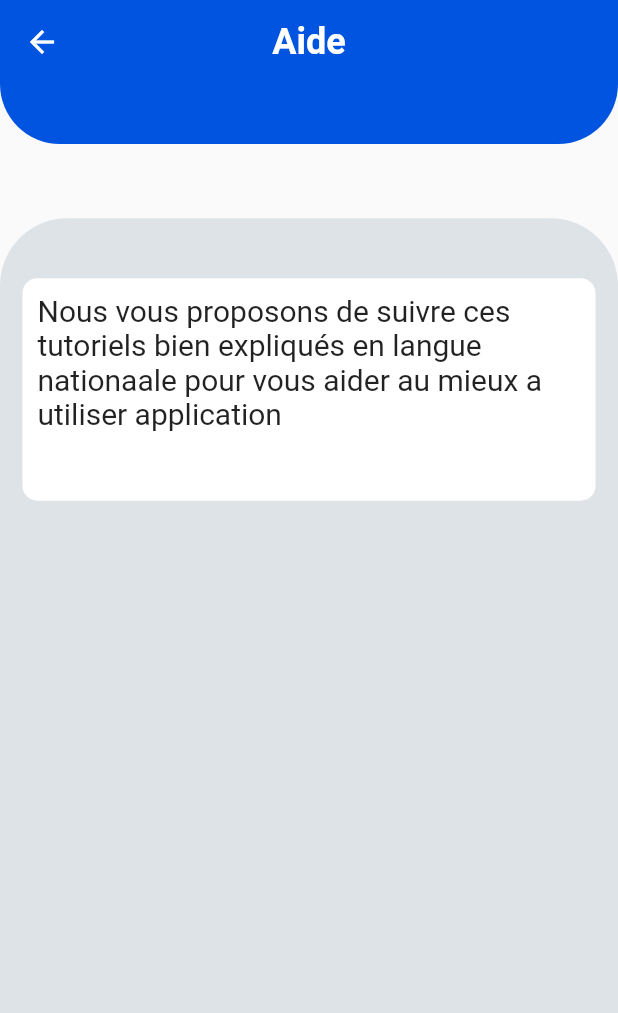
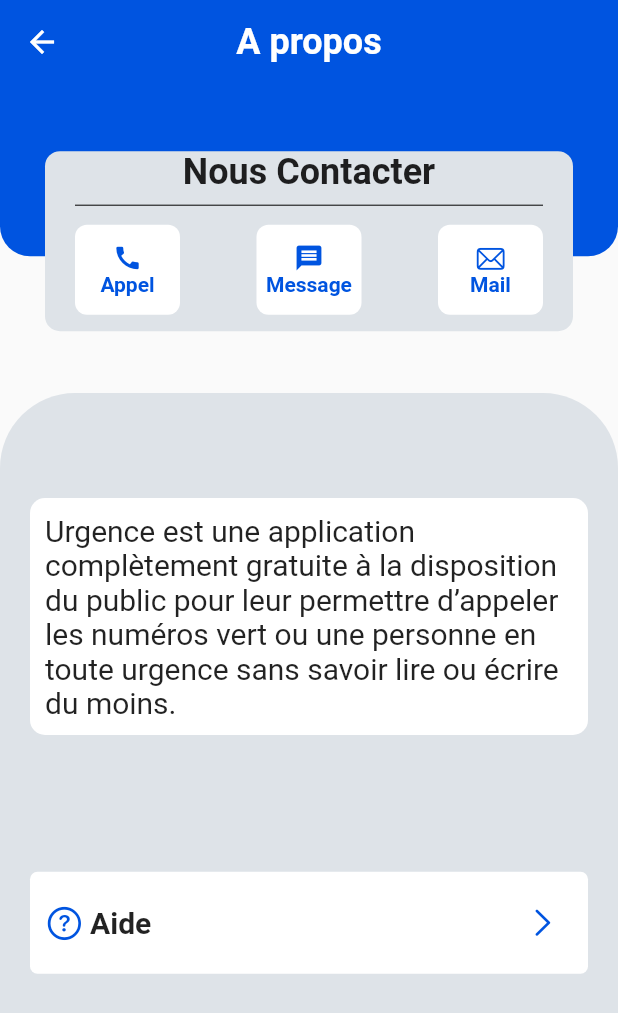
Before and after one commit to devBakary/Urgence-Frontend, a Flutter app: the screen it shows after launch, after a tap on "Apropos", on a phone screen of 412 x 824 dp. Shown: the top 1013 px of the screen. Run offline on Flutter 3.47's test engine with Material 2 defaults, Android fonts, the phone set to English and light mode, and no system bars.

Commit message:
une premiere partie de la page apropos

```diff
--- /dev/null
+++ b/lib/Screen/About.dart
@@ -0,0 +1,244 @@
+import 'package:flutter/cupertino.dart';
+import 'package:flutter/material.dart';
+import 'package:urgence_projet/Screen/PageAide.dart';
+
+class Apropos extends StatelessWidget {
+  const Apropos({Key? key}) : super(key: key);
+
+  @override
+  Widget build(BuildContext context) {
+    return Scaffold(
+      appBar: AppBar(
+        title: const Text("A propos",
+          style: TextStyle(fontSize: 24,
+              fontWeight: FontWeight.bold,
+              color: Colors.white),
+        ),
+        centerTitle: true,
+        backgroundColor: Color(0xFF0054E0),
+        elevation: 0,
+      ),
+
+      body: Column(
+        children: [
+          //le box pour les contacts ===================
+          Container(
+            height: MediaQuery.of(context).size.height * .2,
+            child: Stack(
+              children: [
+                Container(
+                  height: MediaQuery.of(context).size.height * .2 - 50,
+                  decoration: const BoxDecoration(
+                      color: Color(0xFF0054E0),
+                      borderRadius: BorderRadius.only(
+                          bottomLeft: Radius.circular(20),
+                          bottomRight: Radius.circular(20)
+                      )
+                  ),
+                ),
+                Positioned(
+                    bottom: 0,
+                    left: 0,
+                    right: 0,
+                    child: Container(
+                      margin: const EdgeInsets.symmetric(horizontal: 30),
+                      //padding: EdgeInsets.all(10),
+                      height: 120,
+                      decoration: BoxDecoration(
+                          color: Color(0xFFDEE3E8),
+                        borderRadius: BorderRadius.circular(10)
+                      ),
+
+                      child: Column(
+                        mainAxisAlignment: MainAxisAlignment.start,
+                        children:  [
+                          Container(
+                            child: const Text("Nous Contacter",
+                            style: TextStyle(fontWeight: FontWeight.bold, fontSize: 24),),
+                          ),
+
+                          const Divider(
+                            color: Colors.black,
+                            indent: 20,
+                            endIndent: 20,
+                          ),
+
+                          SizedBox(height: 5,),
+
+                          //pour appel
+                          Container(
+                            padding: const EdgeInsets.only(right: 20, left: 20),
+                            child: Row(
+                              mainAxisAlignment: MainAxisAlignment.spaceBetween,
+                              children: [
+                                Container(
+                                  height: 60,
+                                  width: 70,
+
+                                  child: InkWell(
+                                    onTap: (){
+
+                                    },
+                                    child: Container(
+                                      padding: EdgeInsets.all(5),
+                                      decoration: BoxDecoration(
+                                          color: Colors.white,
+                                          borderRadius: BorderRadius.circular(8)
+                                      ),
+
+                                      child: Column(
+                                        mainAxisAlignment: MainAxisAlignment.center,
+                                        children: const [
+                                          Icon(Icons.call, size: 20, color: Color(0xFF0054E0),),
+                                          Text("Appel", style: TextStyle(color: Color(0xFF0054E0), fontSize: 14, fontWeight: FontWeight.bold),)
+                                        ],
+                                      ),
+                                    ),
+                                  ),
+                                ),
+
+                                Container(
+                                  height: 60,
+                                  width: 70,
+
+                                  child: InkWell(
+                                    onTap: (){
+
+                                    },
+                                    child: Container(
+                                      padding: EdgeInsets.all(5),
+                                      decoration: BoxDecoration(
+                                          color: Colors.white,
+                                          borderRadius: BorderRadius.circular(8)
+                                      ),
+
+                                      child: Column(
+                                        mainAxisAlignment: MainAxisAlignment.center,
+                                        children: const [
+                                          Icon(Icons.message, size: 20, color: Color(0xFF0054E0),),
+                                          Text("Message", style: TextStyle(color: Color(0xFF0054E0), fontSize: 14, fontWeight: FontWeight.bold),)
+                                        ],
+                                      ),
+                                    ),
+                                  ),
+                                ),
+
+                                Container(
+
+                                  height: 60,
+                                  width: 70,
+
+                                  child: InkWell(
+                                    onTap: (){
+
+                                    },
+                                    child: Container(
+                                      padding: EdgeInsets.all(5),
+                                      decoration: BoxDecoration(
+                                          color: Colors.white,
+                                          borderRadius: BorderRadius.circular(8)
+                                      ),
+
+                                      child: Column(
+                                        mainAxisAlignment: MainAxisAlignment.center,
+                                        children: const [
+                                          Icon(CupertinoIcons.mail, size: 20, color: Color(0xFF0054E0),),
+                                          Text("Mail", style: TextStyle(color: Color(0xFF0054E0), fontSize: 14, fontWeight: FontWeight.bold),)
+                                        ],
+                                      ),
+                                    ),
+                                  ),
+                                ),
+                              ],),
+                          ),
+
+
+
+                        ],
+                      )
+                    ),
+                ),
+              ],
+            ),
+          ),
+          //la fin du box===============================
+
+          SizedBox(
+          height: MediaQuery.of(context).size.height * .05,
+           ),
+
+          Expanded(
+            //padding: const EdgeInsets.all(8.0),
+            child: Container(
+              padding: EdgeInsets.all(20),
+
+              decoration: const BoxDecoration(
+              color: Color(0xFFDEE3E8),
+              borderRadius: BorderRadius.only(
+              topLeft: Radius.circular(50),
+              topRight: Radius.circular(50),
+                )
+              ),
+
+              child: Column(
+
+                children: [
+
+                  // premier box
+                  Container(
+                    margin: EdgeInsets.symmetric(vertical: 50),
+                    //height: MediaQuery.of(context).size.height * .20,
+                    padding: EdgeInsets.all(10),
+                    decoration: BoxDecoration(
+                      borderRadius: BorderRadius.circular(10),
+                      color: Colors.white
+                    ),
+                    child: const Text("Urgence est une application complètement gratuite à la disposition du public "
+                        "pour leur permettre d’appeler les numéros vert ou une personne en toute urgence sans "
+                        "savoir lire ou écrire du moins.", style: TextStyle(fontSize: 20),),
+                  ),
+                  //======fin=====================
+
+                  SizedBox(
+                    height: MediaQuery.of(context).size.height * .05,
+                  ),
+
+                Container(
+                padding: EdgeInsets.all(10),
+
+                  decoration: BoxDecoration(
+                  borderRadius: BorderRadius.circular(5),
+                  color: Colors.white
+                  ),
+                  child: Row(
+                    children:  [
+                      Icon(CupertinoIcons.question_circle, size: 26, color: Color(0xFF0054E0),),
+
+                      SizedBox(width: 4,),
+
+                      Text("Aide", style: TextStyle(fontSize: 20, fontWeight: FontWeight.bold),),
+
+                      Expanded(
+                          child: IconButton(
+                            alignment: Alignment.centerRight,
+                              onPressed: (){
+                                Navigator.of(context).push(MaterialPageRoute(builder: (_)=>Aide()));
+                              },
+                              icon: Icon(CupertinoIcons.right_chevron, size: 24, color: Color(0xFF0054E0))
+                          )
+                      )
+                    ],
+                  ),
+               ),
+
+                ],
+              ),
+            ),
+          ),
+
+
+       ],
+      ),
+    );
+  }
+}
--- a/lib/Screen/Accueil.dart
+++ b/lib/Screen/Accueil.dart
@@ -1,5 +1,6 @@
 import 'package:flutter/cupertino.dart';
 import 'package:flutter/material.dart';
+import 'package:urgence_projet/Screen/About.dart';
 import 'package:urgence_projet/Screen/Appel.dart';
 import 'package:urgence_projet/Screen/ContactUrgent.dart';
 import 'package:urgence_projet/Screen/PageAide.dart';
@@ -7,17 +8,18 @@ import 'package:urgence_projet/Screen/PageAide.dart';
 class Accueil extends StatelessWidget {
    Accueil({Key? key}) : super(key: key);
 
-  List<String> images = [
-        "assets/images/urgSplash.jpg"
-        "assets/images/urgSplash.jpg"
-        "assets/images/urgSplash.jpg"
-        "assets/images/urgSplash.jpg"
-  ];
 
   @override
   Widget build(BuildContext context) {
     return Scaffold(
         appBar: AppBar(
+
+          leading: Builder(
+            builder: (BuildContext context) {
+              return Container();
+
+            },
+          ),
 
           title: const Text("URGENCE MALI",
             style: TextStyle(fontSize: 24,
@@ -78,7 +80,7 @@ class Accueil extends StatelessWidget {
                         children: [
                           //Appel d'urgence
                           Container(
-                            padding: EdgeInsets.all(10),
+                            padding: EdgeInsets.all(5),
 
                             child: InkWell(
                               onTap: (){
@@ -94,7 +96,7 @@ class Accueil extends StatelessWidget {
                                   mainAxisAlignment: MainAxisAlignment.center,
                                   children: const [
                                     Icon(Icons.call, size: 80, color: Colors.white,),
-                                    Text("Appel d'Urgence", style: TextStyle(color: Colors.white, fontSize: 20, fontWeight: FontWeight.bold),)
+                                    Text("Appel Urgence", style: TextStyle(color: Colors.white, fontSize: 18, fontWeight: FontWeight.bold),)
                                   ],
                                 ),
                               ),
@@ -104,7 +106,7 @@ class Accueil extends StatelessWidget {
 
                           //mes contacts
                           Container(
-                            padding: EdgeInsets.all(10),
+                            padding: EdgeInsets.all(5),
 
                             child: InkWell(
                               onTap: (){
@@ -120,7 +122,7 @@ class Accueil extends StatelessWidget {
                                   mainAxisAlignment: MainAxisAlignment.center,
                                   children: const [
                                     Icon(CupertinoIcons.person_crop_circle, size: 80, color: Colors.white,),
-                                    Text("Mes Contacts", style: TextStyle(color: Colors.white, fontSize: 20, fontWeight: FontWeight.bold),)
+                                    Text("Mes Contacts", style: TextStyle(color: Colors.white, fontSize: 18, fontWeight: FontWeight.bold),)
                                   ],
                                 ),
                               ),
@@ -130,7 +132,7 @@ class Accueil extends StatelessWidget {
 
                           //ma fiche
                           Container(
-                            padding: EdgeInsets.all(10),
+                            padding: EdgeInsets.all(5),
 
                             child: InkWell(
                               onTap: (){
@@ -146,7 +148,7 @@ class Accueil extends StatelessWidget {
                                   mainAxisAlignment: MainAxisAlignment.center,
                                   children: const [
                                     Icon(Icons.perm_contact_cal, size: 80, color: Colors.white,),
-                                    Text("Ma fiche", style: TextStyle(color: Colors.white, fontSize: 20, fontWeight: FontWeight.bold),)
+                                    Text("Ma fiche", style: TextStyle(color: Colors.white, fontSize: 18, fontWeight: FontWeight.bold),)
                                   ],
                                 ),
                               ),
@@ -156,11 +158,11 @@ class Accueil extends StatelessWidget {
 
                           //apropos
                           Container(
-                            padding: EdgeInsets.all(10),
+                            padding: EdgeInsets.all(5),
 
                             child: InkWell(
                               onTap: (){
-                                Navigator.of(context).push(MaterialPageRoute(builder: (_) =>Aide()));
+                                Navigator.of(context).push(MaterialPageRoute(builder: (_) =>Apropos()));
                               },
                               child: Container(
                                 decoration: BoxDecoration(
@@ -172,7 +174,7 @@ class Accueil extends StatelessWidget {
                                   mainAxisAlignment: MainAxisAlignment.center,
                                   children: const [
                                     Icon(CupertinoIcons.info_circle_fill, size: 80, color: Colors.white,),
-                                    Text("Apropos", style: TextStyle(color: Colors.white, fontSize: 20, fontWeight: FontWeight.bold),)
+                                    Text("Apropos", style: TextStyle(color: Colors.white, fontSize: 18, fontWeight: FontWeight.bold),)
                                   ],
                                 ),
                               ),
--- a/lib/Screen/Appel.dart
+++ b/lib/Screen/Appel.dart
@@ -66,7 +66,7 @@ class Appel extends StatelessWidget {
             SizedBox(
               height: MediaQuery.of(context).size.height * .02,
             ),
-            //les polices de secours
+            //les polices de secours==================================================
             Row(
               children: [
                 //l'icon
@@ -86,11 +86,12 @@ class Appel extends StatelessWidget {
 
                 SizedBox(width: MediaQuery.of(context).size.width * .01,),
 
+                // pour la police de secours =============================================
                 Container(
                   //padding: EdgeInsets.all(5),
+
                   child: Expanded(
                     child: Container(
-
                       height: 70,
                       alignment: AlignmentDirectional.bottomStart,
                       decoration: const BoxDecoration(
@@ -103,8 +104,10 @@ class Appel extends StatelessWidget {
                       ),
                       child: Row(
                         children: [
-                          const Text("Police de secours", style: TextStyle(fontSize: 22, fontWeight: FontWeight.bold),),
-                          SizedBox(width: MediaQuery.of(context).size.width * .13,),
+                          Container(
+
+                              child: const Text("Police de secours", style: TextStyle(fontSize: 22, fontWeight: FontWeight.bold),)),
+                          //SizedBox(width: MediaQuery.of(context).size.width * .13,),
 
                           Expanded(
                             child: Row(
@@ -172,7 +175,7 @@ class Appel extends StatelessWidget {
                       child: Row(
                         children: [
                           const Text("Ambulance", style: TextStyle(fontSize: 22, fontWeight: FontWeight.bold),),
-                          SizedBox(width: MediaQuery.of(context).size.width * .13,),
+                          //SizedBox(width: MediaQuery.of(context).size.width * .13,),
 
                           Expanded(
                             child: Row(
@@ -240,8 +243,8 @@ class Appel extends StatelessWidget {
                       ),
                       child: Row(
                         children: [
-                          Text("Pompier", style: TextStyle(fontSize: 22, fontWeight: FontWeight.bold),),
-                          SizedBox(width: MediaQuery.of(context).size.width * .13,),
+                          const Text("Pompier", style: TextStyle(fontSize: 22, fontWeight: FontWeight.bold),),
+
 
                           Expanded(
                             child: Row(
@@ -309,7 +312,6 @@ class Appel extends StatelessWidget {
                       child: Row(
                         children: [
                           const Text("Gendarmerie", style: TextStyle(fontSize: 22, fontWeight: FontWeight.bold),),
-                          SizedBox(width: MediaQuery.of(context).size.width * .13,),
 
                           Expanded(
                             child: Row(
@@ -376,7 +378,6 @@ class Appel extends StatelessWidget {
                       child: Row(
                         children: [
                           const Text("Protection Civile", style: TextStyle(fontSize: 22, fontWeight: FontWeight.bold),),
-                          SizedBox(width: MediaQuery.of(context).size.width * .13,),
 
                           Expanded(
                             child: Row(
--- a/lib/Screen/ContactUrgent.dart
+++ b/lib/Screen/ContactUrgent.dart
@@ -78,6 +78,7 @@ class _ContactUrgentState extends State<ContactUrgent> {
             ),
             //fin _______________________________________________ _____________
 
+            SizedBox(height: MediaQuery.of(context).size.height * .02,),
             //pour ajouter le bouton
             Container(
               child: Center(
--- a/lib/main.dart
+++ b/lib/main.dart
@@ -11,10 +11,10 @@ class MyApp extends StatelessWidget {
   // This widget is the root of your application.
   @override
   Widget build(BuildContext context) {
-    return MaterialApp(
+    return const MaterialApp(
       title: 'Urgence Mali',
      debugShowCheckedModeBanner: false,
-      home: const Splash(),
+      home: Splash(),
     );
   }
 }
```
